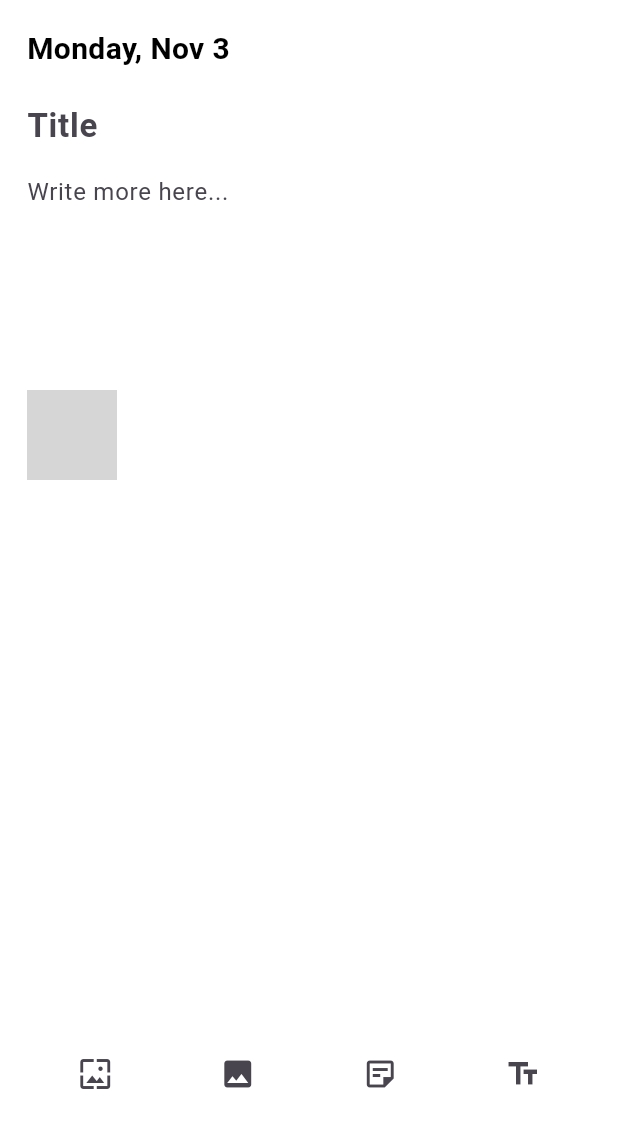
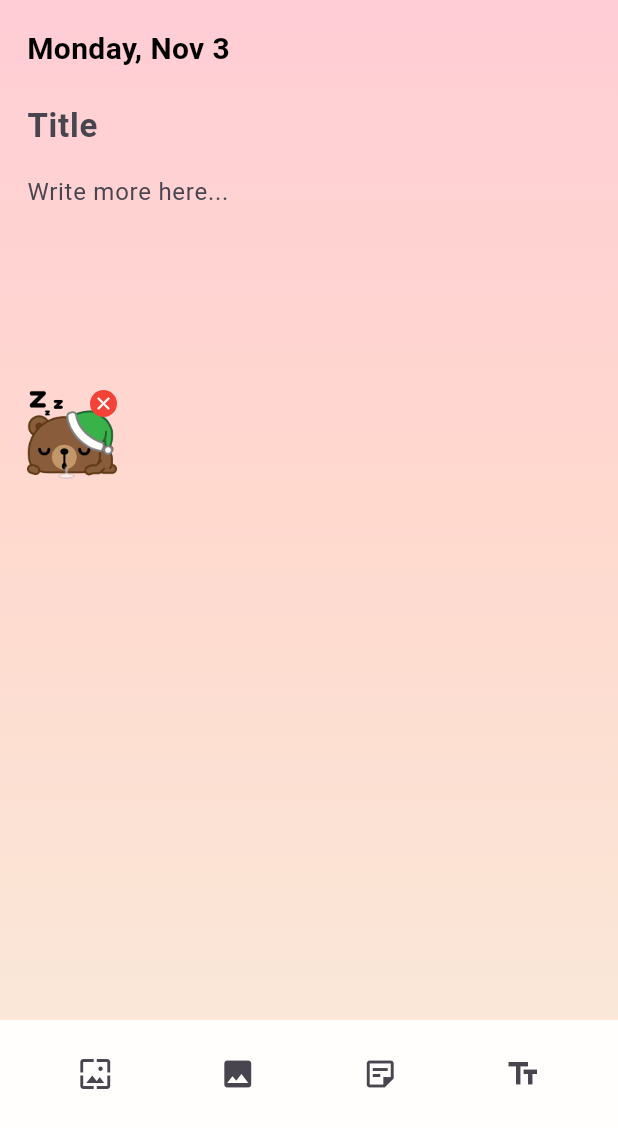
Before and after one commit to alabenss/mobile-dev-project, a Flutter app: the WriteJournalScreen screen opened directly, item 3 of the bottom bar chosen, after a tap on the "sticky note 2" icon, on a phone screen of 412 x 824 dp, the part 108-1236 px from its top. Run offline on Flutter 3.47's test engine with Material 3 defaults, Android fonts, the phone set to English and light mode, and no system bars; our stand-ins replace audioplayers, fl_chart, google_fonts, image_picker; grey boxes are pictures that could not be loaded.

Commit message:
PUSH SOme updates

```diff
--- a/the_project/lib/views/screens/journaling/journaling_screen.dart
+++ b/the_project/lib/views/screens/journaling/journaling_screen.dart
@@ -68,7 +68,8 @@ class _JournalingScreenState extends State<JournalingScreen> {
       backgroundColor: Colors.transparent,
       floatingActionButton: FloatingActionButton(
         onPressed: () => _openWritePage(),
-        backgroundColor: Colors.purpleAccent,
+        backgroundColor: Colors.pinkAccent,
+        shape: const CircleBorder(),
         child: const Icon(Icons.add, color: Colors.white),
       ),
       body: AppBackground(
--- a/the_project/lib/views/screens/journaling/write_journal_screen.dart
+++ b/the_project/lib/views/screens/journaling/write_journal_screen.dart
@@ -1,11 +1,11 @@
-
 import 'package:flutter/material.dart';
 import 'package:image_picker/image_picker.dart';
 import 'dart:io';
-import '../../widgets/app_background.dart';
 import '../../widgets/journal/journal_entry_model.dart';
 import '../../widgets/journal/sticker_picker_bottom_sheet.dart';
 import '../../widgets/journal/background_picker_bottom_sheet.dart';
+import '../../widgets/journal/draggable_sticker.dart';
+import '../../widgets/app_background.dart';
 import '../../widgets/journal/font_style_bottom_sheet.dart';
 
 class WriteJournalScreen extends StatefulWidget {
@@ -19,7 +19,7 @@ class WriteJournalScreen extends StatefulWidget {
     this.initialMonth,
     this.initialYear,
     super.key,
-  })  : existingEntry = null;
+  }) : existingEntry = null;
 
   const WriteJournalScreen.edit({required this.existingEntry, super.key})
       : initialDateLabel = null,
@@ -49,7 +49,6 @@ class _WriteJournalScreenState extends State<WriteJournalScreen> {
   Color _textColor = Colors.black;
   double _fontSize = 16.0;
 
-  // Image attachments et stickers
   final List<String> _attachedImagePaths = [];
   final List<String> _stickerPaths = [];
   final ImagePicker _imagePicker = ImagePicker();
@@ -65,7 +64,6 @@ class _WriteJournalScreenState extends State<WriteJournalScreen> {
       _bodyCtrl.text = widget.existingEntry!.fullText;
       _selectedMood = widget.existingEntry!.moodImage;
 
-      // Charger les styles sauvegardés
       _backgroundImage = widget.existingEntry!.backgroundImage ?? '';
       _fontFamily = widget.existingEntry!.fontFamily ?? 'Roboto';
       _fontSize = widget.existingEntry!.fontSize ?? 16.0;
@@ -101,22 +99,38 @@ class _WriteJournalScreenState extends State<WriteJournalScreen> {
       '${_weekdayName(d.weekday)}, ${_monthName(d.month)} ${d.day}';
 
   String _weekdayName(int w) => [
-        'Monday', 'Tuesday', 'Wednesday', 'Thursday',
-        'Friday', 'Saturday', 'Sunday'
+        'Monday',
+        'Tuesday',
+        'Wednesday',
+        'Thursday',
+        'Friday',
+        'Saturday',
+        'Sunday'
       ][w - 1];
 
   String _monthName(int m) => [
-        'Jan', 'Feb', 'Mar', 'Apr', 'May', 'Jun',
-        'Jul', 'Aug', 'Sep', 'Oct', 'Nov', 'Dec'
+        'Jan',
+        'Feb',
+        'Mar',
+        'Apr',
+        'May',
+        'Jun',
+        'Jul',
+        'Aug',
+        'Sep',
+        'Oct',
+        'Nov',
+        'Dec'
       ][m - 1];
 
   @override
   Widget build(BuildContext context) {
     return Scaffold(
       backgroundColor: Colors.transparent,
-      body: Stack(
+      body: AppBackground(
+        child: Stack(
           children: [
-          // Background image si sélectionné
+            // Background image if selected
             if (_backgroundImage.isNotEmpty)
               Positioned.fill(
                 child: Image.asset(
@@ -125,8 +139,7 @@ class _WriteJournalScreenState extends State<WriteJournalScreen> {
                 ),
               ),
 
-          // Overlay semi-transparent pour lisibilité
-          if (_backgroundImage.isNotEmpty)
+            // Semi-transparent overlay for readability
             Positioned.fill(
               child: Container(
                 color: Colors.white.withOpacity(0.3),
@@ -139,7 +152,8 @@ class _WriteJournalScreenState extends State<WriteJournalScreen> {
                   // Top bar
                   Container(
                     color: Colors.white.withOpacity(0.9),
-                  padding: const EdgeInsets.symmetric(horizontal: 8.0, vertical: 12),
+                    padding:
+                        const EdgeInsets.symmetric(horizontal: 8, vertical: 12),
                     child: Row(
                       children: [
                         IconButton(
@@ -150,7 +164,8 @@ class _WriteJournalScreenState extends State<WriteJournalScreen> {
                         TextButton(
                           onPressed: _save,
                           child: Container(
-                          padding: const EdgeInsets.symmetric(horizontal: 14, vertical: 6),
+                            padding: const EdgeInsets.symmetric(
+                                horizontal: 14, vertical: 6),
                             decoration: BoxDecoration(
                               color: Colors.blue.shade400,
                               borderRadius: BorderRadius.circular(20),
@@ -165,20 +180,20 @@ class _WriteJournalScreenState extends State<WriteJournalScreen> {
                         CircleAvatar(
                           radius: 18,
                           backgroundColor: Colors.white.withOpacity(0.6),
-                        child: Image.asset(_selectedMood, width: 26, height: 26),
-                      )
+                          child:
+                              Image.asset(_selectedMood, width: 26, height: 26),
+                        ),
                       ],
                     ),
                   ),
 
-                // Content area avec scroll
+                  // Scrollable content
                   Expanded(
                     child: SingleChildScrollView(
                       padding: const EdgeInsets.all(18.0),
                       child: Column(
                         crossAxisAlignment: CrossAxisAlignment.start,
                         children: [
-                        // Date
                           Text(
                             _dateLabel,
                             style: TextStyle(
@@ -224,26 +239,23 @@ class _WriteJournalScreenState extends State<WriteJournalScreen> {
 
                           const SizedBox(height: 16),
 
-                        // Stickers ajoutés
+                          // Stickers
                           if (_stickerPaths.isNotEmpty)
                             Wrap(
                               spacing: 8,
                               runSpacing: 8,
-                            children: _stickerPaths.asMap().entries.map((entry) {
+                              children: _stickerPaths.asMap().entries.map((e) {
                                 return Stack(
                                   children: [
-                                  Image.asset(
-                                    entry.value,
-                                    width: 60,
-                                    height: 60,
-                                  ),
+                                    Image.asset(e.value,
+                                        width: 60, height: 60),
                                     Positioned(
                                       top: 0,
                                       right: 0,
                                       child: GestureDetector(
                                         onTap: () {
                                           setState(() {
-                                          _stickerPaths.removeAt(entry.key);
+                                            _stickerPaths.removeAt(e.key);
                                           });
                                         },
                                         child: Container(
@@ -252,11 +264,8 @@ class _WriteJournalScreenState extends State<WriteJournalScreen> {
                                             color: Colors.red,
                                             shape: BoxShape.circle,
                                           ),
-                                        child: const Icon(
-                                          Icons.close,
-                                          color: Colors.white,
-                                          size: 14,
-                                        ),
+                                          child: const Icon(Icons.close,
+                                              color: Colors.white, size: 14),
                                         ),
                                       ),
                                     ),
@@ -265,19 +274,20 @@ class _WriteJournalScreenState extends State<WriteJournalScreen> {
                               }).toList(),
                             ),
 
-                        // Images attachées
+                          // Images
                           if (_attachedImagePaths.isNotEmpty) ...[
                             const SizedBox(height: 16),
                             Wrap(
                               spacing: 8,
                               runSpacing: 8,
-                            children: _attachedImagePaths.asMap().entries.map((entry) {
+                              children:
+                                  _attachedImagePaths.asMap().entries.map((e) {
                                 return Stack(
                                   children: [
                                     ClipRRect(
                                       borderRadius: BorderRadius.circular(8),
                                       child: Image.file(
-                                      File(entry.value),
+                                        File(e.value),
                                         width: 120,
                                         height: 120,
                                         fit: BoxFit.cover,
@@ -289,7 +299,7 @@ class _WriteJournalScreenState extends State<WriteJournalScreen> {
                                       child: GestureDetector(
                                         onTap: () {
                                           setState(() {
-                                          _attachedImagePaths.removeAt(entry.key);
+                                            _attachedImagePaths.removeAt(e.key);
                                           });
                                         },
                                         child: Container(
@@ -298,11 +308,8 @@ class _WriteJournalScreenState extends State<WriteJournalScreen> {
                                             color: Colors.red,
                                             shape: BoxShape.circle,
                                           ),
-                                        child: const Icon(
-                                          Icons.close,
-                                          color: Colors.white,
-                                          size: 16,
-                                        ),
+                                          child: const Icon(Icons.close,
+                                              color: Colors.white, size: 16),
                                         ),
                                       ),
                                     ),
@@ -319,7 +326,8 @@ class _WriteJournalScreenState extends State<WriteJournalScreen> {
                   // Bottom toolbar
                   Container(
                     color: Colors.white.withOpacity(0.95),
-                  padding: const EdgeInsets.symmetric(horizontal: 16, vertical: 12),
+                    padding: const EdgeInsets.symmetric(
+                        horizontal: 16, vertical: 12),
                     child: Row(
                       mainAxisAlignment: MainAxisAlignment.spaceAround,
                       children: [
@@ -345,11 +353,12 @@ class _WriteJournalScreenState extends State<WriteJournalScreen> {
                         ),
                       ],
                     ),
-                )
+                  ),
                 ],
               ),
             ),
           ],
+        ),
       ),
     );
   }
@@ -358,9 +367,9 @@ class _WriteJournalScreenState extends State<WriteJournalScreen> {
     showModalBottomSheet(
       context: context,
       builder: (context) => StickerPickerBottomSheet(
-        onStickerSelected: (stickerPath) {
+        onStickerSelected: (path) {
           setState(() {
-            _stickerPaths.add(stickerPath);
+            _stickerPaths.add(path);
           });
         },
       ),
@@ -404,7 +413,6 @@ class _WriteJournalScreenState extends State<WriteJournalScreen> {
       final XFile? image = await _imagePicker.pickImage(
         source: ImageSource.gallery,
       );
-
       if (image != null) {
         setState(() {
           _attachedImagePaths.add(image.path);
@@ -434,11 +442,13 @@ class _WriteJournalScreenState extends State<WriteJournalScreen> {
       moodImage: _selectedMood,
       title: title,
       fullText: body,
-      backgroundImage: _backgroundImage.isEmpty ? null : _backgroundImage,
+      backgroundImage:
+          _backgroundImage.isEmpty ? null : _backgroundImage,
       fontFamily: _fontFamily,
       textColor: _colorToHex(_textColor),
       fontSize: _fontSize,
-      attachedImages: _attachedImagePaths.isEmpty ? null : _attachedImagePaths,
+      attachedImages:
+          _attachedImagePaths.isEmpty ? null : _attachedImagePaths,
     );
 
     Navigator.of(context).pop(entry);
--- a/the_project/lib/views/widgets/journal/sticker_picker_bottom_sheet.dart
+++ b/the_project/lib/views/widgets/journal/sticker_picker_bottom_sheet.dart
@@ -1,12 +1,13 @@
+
 import 'package:flutter/material.dart';
 
 class StickerPickerBottomSheet extends StatelessWidget {
   final Function(String stickerPath) onStickerSelected;
 
   const StickerPickerBottomSheet({
-    super.key,
+    Key? key,
     required this.onStickerSelected,
-  });
+  }) : super(key: key);
 
   // Liste des stickers disponibles
   static const List<String> _stickers = [
--- a/the_project/pubspec.yaml
+++ b/the_project/pubspec.yaml
@@ -69,6 +69,8 @@ flutter:
     - assets/images/
     - assets/icons/
     - assets/sounds/
+    - assets/images/stickers/
+    - assets/images/background/
 
 
   # To add assets to your application, add an assets section, like this:
```
Also changed, not shown: the_project/lib/views/widgets/journal/draggable_sticker.dart (+78 -13 lines), the_project/assets/images/stickers/sticker11.png (added), the_project/assets/images/stickers/sticker12.png (added). Lines whose indentation alone changed are shown as unchanged.
